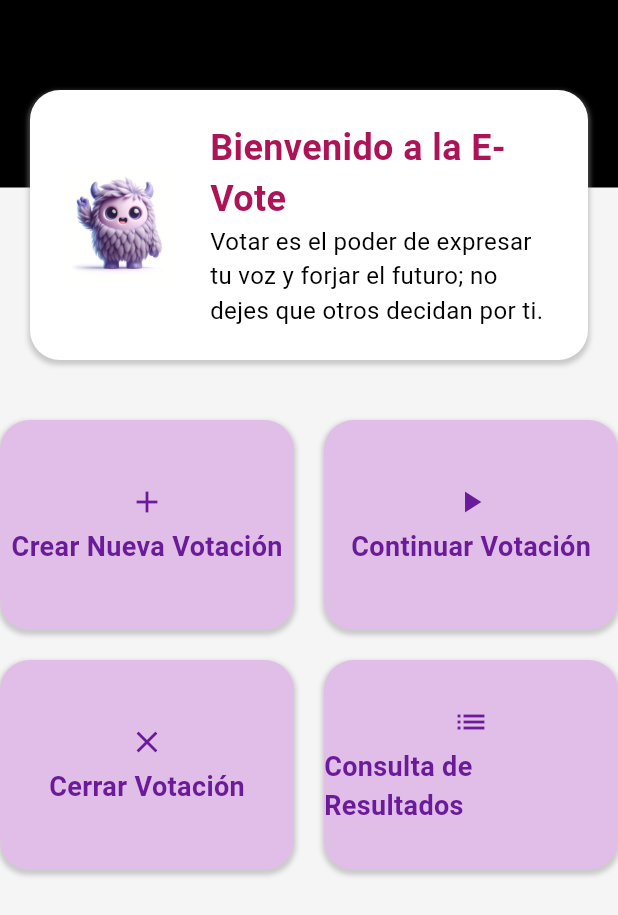
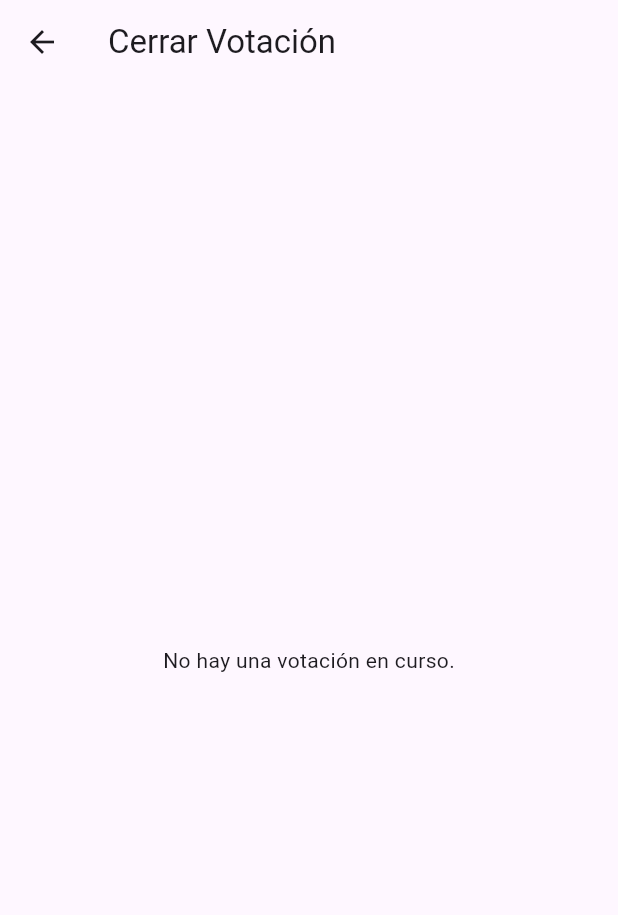
Before and after one commit to lamusaliza/VotacionesApp, a Flutter app: the screen it shows after launch, after a tap on "Cerrar Votación", on a phone screen of 412 x 824 dp. Shown: the top 915 px of the screen. Run offline on Flutter 3.47's test engine with Material 3 defaults, Android fonts, the phone set to English and light mode, and no system bars; our stand-ins replace shared_preferences, sqflite; accounts and stored records are empty.

Commit message:
todo funcionando excepto consulta de resultados históricos

```diff
--- a/lib/main.dart
+++ b/lib/main.dart
@@ -1,6 +1,10 @@
 import 'package:flutter/material.dart';
+import 'package:provider/provider.dart';
 import 'screens/create_voting_screen.dart';
+import 'screens/continue_voting_screen.dart';
+import 'screens/close_voting_screen.dart';
 import 'screens/results_screen.dart';
+import 'services/voting_manager.dart';
 
 void main() {
   runApp(MyApp());
@@ -9,7 +13,11 @@ void main() {
 class MyApp extends StatelessWidget {
   @override
   Widget build(BuildContext context) {
-    return MaterialApp(
+    return MultiProvider(
+      providers: [
+        ChangeNotifierProvider(create: (_) => VotingManager()),
+      ],
+      child: MaterialApp(
         title: 'Aplicación de Votación',
         debugShowCheckedModeBanner: false, // Esto elimina el banner de Debug
         theme: ThemeData(
@@ -17,6 +25,7 @@ class MyApp extends StatelessWidget {
           visualDensity: VisualDensity.adaptivePlatformDensity,
         ),
         home: WelcomeScreen(),
+      ),
     );
   }
 }
@@ -120,10 +129,16 @@ class WelcomeScreen extends StatelessWidget {
           );
         }),
         createButton('Continuar Votación', Icons.play_arrow, () {
-          // Implementar la lógica para continuar votación
+          Navigator.push(
+            context,
+            MaterialPageRoute(builder: (context) => ContinueVotingScreen()),
+          );
         }),
         createButton('Cerrar Votación', Icons.close, () {
-          // Implementar la lógica para cerrar votación
+          Navigator.push(
+            context,
+            MaterialPageRoute(builder: (context) => CloseVotingScreen()),
+          );
         }),
         createButton('Consulta de Resultados', Icons.list, () {
           Navigator.push(
--- a/lib/models/voting.dart
+++ b/lib/models/voting.dart
@@ -1,26 +1,51 @@
+import 'dart:convert';
+
 class Voting {
-  String question;
-  List<String> options;
-  Map<String, int> results;
+  final int? id;
+  final String question;
+  final List<String> options;
+  final Map<String, int> votes;
 
-  Voting({required this.question, required this.options})
-      : results = Map.fromIterable(options, key: (item) => item, value: (item) => 0);
+  Voting({
+    this.id,
+    required this.question,
+    required this.options,
+    required this.votes,
+  });
 
-  void vote(String option) {
-    if (results.containsKey(option)) {
-      results[option] = (results[option] ?? 0) + 1;
-    }
-  }
+  Voting copy({int? id, String? question, List<String>? options, Map<String, int>? votes}) =>
+      Voting(
+        id: id ?? this.id,
+        question: question ?? this.question,
+        options: options ?? this.options,
+        votes: votes ?? this.votes,
+      );
 
-  Map<String, dynamic> toJson() => {
-    'question': question,
-    'options': options,
-    'results': results,
+  static Voting fromJson(Map<String, Object?> json) => Voting(
+    id: json[VotingFields.id] as int?,
+    question: json[VotingFields.question] as String,
+    options: (json[VotingFields.options] as String).split(','),
+    votes: Map<String, int>.from(jsonDecode(json[VotingFields.votes] as String)),
+  );
+
+  Map<String, Object?> toJson() => {
+    VotingFields.id: id,
+    VotingFields.question: question,
+    VotingFields.options: options.join(','),
+    VotingFields.votes: jsonEncode(votes),
   };
+}
 
-  static Voting fromJson(Map<String, dynamic> json) {
-    Voting voting = Voting(question: json['question'], options: List<String>.from(json['options']));
-    voting.results = Map.from(json['results']);
-    return voting;
-  }
+class VotingFields {
+  static final List<String> values = [
+    id,
+    question,
+    options,
+    votes,
+  ];
+
+  static const String id = '_id';
+  static const String question = 'question';
+  static const String options = 'options';
+  static const String votes = 'votes';
 }
--- /dev/null
+++ b/lib/screens/close_voting_screen.dart
@@ -0,0 +1,56 @@
+import 'package:flutter/material.dart';
+import 'package:provider/provider.dart';
+import '../services/voting_manager.dart';
+
+class CloseVotingScreen extends StatelessWidget {
+  @override
+  Widget build(BuildContext context) {
+    final votingManager = Provider.of<VotingManager>(context);
+
+    return Scaffold(
+      appBar: AppBar(
+        title: Text('Cerrar Votación'),
+        leading: IconButton(
+          icon: Icon(Icons.arrow_back),
+          onPressed: () {
+            Navigator.of(context).pop();
+          },
+        ),
+      ),
+      body: votingManager.currentVoting == null
+          ? Center(child: Text('No hay una votación en curso.'))
+          : ListView(
+        padding: const EdgeInsets.all(16.0),
+        children: <Widget>[
+          Text(
+            'Resultados de la votación:',
+            style: TextStyle(fontSize: 24, fontWeight: FontWeight.bold),
+          ),
+          SizedBox(height: 20),
+          Text(
+            votingManager.currentVoting!.question,
+            style: TextStyle(fontSize: 20, fontWeight: FontWeight.bold),
+          ),
+          SizedBox(height: 10),
+          ...votingManager.currentVoting!.options.map((option) {
+            return ListTile(
+              title: Text(option),
+              trailing: Text(votingManager.currentVoting!.votes[option].toString()),
+            );
+          }).toList(),
+          SizedBox(height: 20),
+          ElevatedButton(
+            onPressed: () async {
+              await votingManager.closeVoting();
+              ScaffoldMessenger.of(context).showSnackBar(
+                SnackBar(content: Text('La votación ha sido cerrada.')),
+              );
+              Navigator.of(context).pop();
+            },
+            child: Text('Cerrar Votación'),
+          ),
+        ],
+      ),
+    );
+  }
+}
```
Also changed, not shown: lib/screens/continue_voting_screen.dart (added, +44 -0 lines), lib/screens/create_voting_screen.dart (+57 -47 lines), lib/screens/results_screen.dart (+88 -10 lines), lib/services/database_helper.dart (added, +140 -0 lines), lib/services/voting_manager.dart (+33 -27 lines), pubspec.yaml (+5 -23 lines), pubspec.lock, 1 other file. Lines whose indentation alone changed are shown as unchanged.
